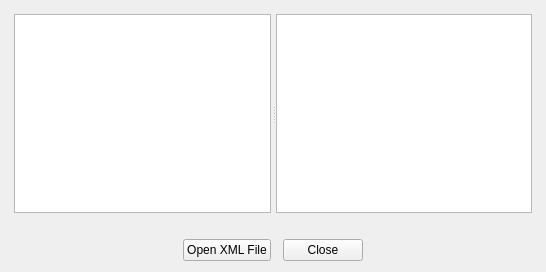
Before: the Qt Designer form xml.ui in copperspice/kitchensink, drawn with Qt 5.
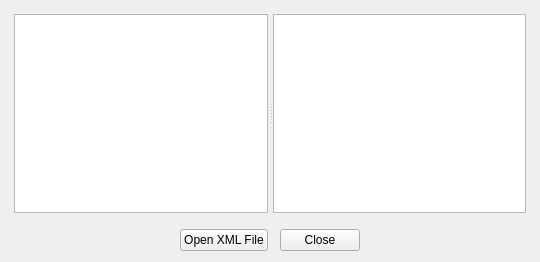
After: the same form once the commit is applied.

Diff of the .ui file:
```diff
--- a/xml.ui
+++ b/xml.ui
@@ -6,8 +6,8 @@
    <rect>
     <x>0</x>
     <y>0</y>
-    <width>546</width>
-    <height>272</height>
+    <width>540</width>
+    <height>262</height>
    </rect>
   </property>
   <property name="windowTitle">
@@ -46,7 +46,7 @@
      <property name="sizeHint" stdset="0">
       <size>
        <width>20</width>
-       <height>20</height>
+       <height>10</height>
       </size>
      </property>
     </spacer>
```
